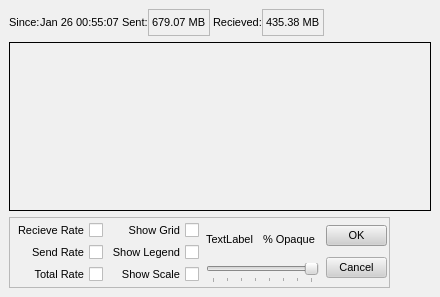
Above: src/gui/bwgraph/bwgraph.ui from a-ilin/vidalia before the change. Below: the same form after it.
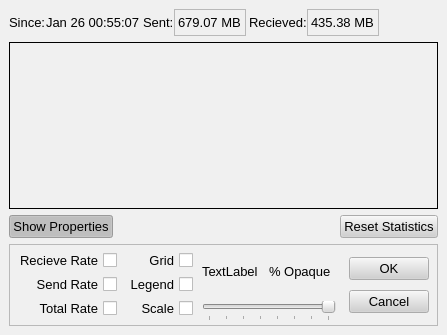
That is the form after the change. Icons and pictures are not drawn.

What changed in the file:
```diff
--- a/src/gui/bwgraph/bwgraph.ui
+++ b/src/gui/bwgraph/bwgraph.ui
@@ -8,8 +8,8 @@
    <rect>
     <x>0</x>
     <y>0</y>
-    <width>440</width>
-    <height>297</height>
+    <width>445</width>
+    <height>335</height>
    </rect>
   </property>
   <property name="palette" >
@@ -297,14 +297,14 @@
   <property name="windowIcon" >
    <iconset resource="..\res\vidalia.qrc" >:/images/tor_logo16.png</iconset>
   </property>
-  <layout class="QVBoxLayout" >
+  <layout class="QGridLayout" >
    <property name="margin" >
     <number>9</number>
    </property>
    <property name="spacing" >
     <number>6</number>
    </property>
-   <item>
+   <item row="0" column="0" >
     <layout class="QHBoxLayout" >
      <property name="margin" >
       <number>0</number>
@@ -339,7 +339,7 @@
            <property name="font" >
             <font>
              <family>Arial</family>
-             <pointsize>8</pointsize>
+             <pointsize>10</pointsize>
              <weight>50</weight>
              <italic>false</italic>
              <bold>false</bold>
@@ -348,7 +348,7 @@
             </font>
            </property>
            <property name="text" >
-            <string>&lt;html>&lt;head>&lt;meta name="qrichtext" content="1" />&lt;/head>&lt;body style=" white-space: pre-wrap; font-family:Arial; font-size:8pt; font-weight:400; font-style:normal; text-decoration:none;">&lt;p style=" margin-top:0px; margin-bottom:0px; margin-left:0px; margin-right:0px; -qt-block-indent:0; text-indent:0px; font-size:10pt;">&lt;span style=" font-size:8pt;">Since:&lt;/span>&lt;/p>&lt;/body>&lt;/html></string>
+            <string>&lt;html>&lt;head>&lt;meta name="qrichtext" content="1" />&lt;/head>&lt;body style=" white-space: pre-wrap; font-family:Arial; font-size:10pt; font-weight:400; font-style:normal; text-decoration:none;">&lt;p style=" margin-top:0px; margin-bottom:0px; margin-left:0px; margin-right:0px; -qt-block-indent:0; text-indent:0px;">Since:&lt;/p>&lt;/body>&lt;/html></string>
            </property>
           </widget>
          </item>
@@ -363,7 +363,7 @@
            <property name="font" >
             <font>
              <family>Arial</family>
-             <pointsize>8</pointsize>
+             <pointsize>10</pointsize>
              <weight>50</weight>
              <italic>false</italic>
              <bold>false</bold>
@@ -372,7 +372,7 @@
             </font>
            </property>
            <property name="text" >
-            <string>&lt;html>&lt;head>&lt;meta name="qrichtext" content="1" />&lt;/head>&lt;body style=" white-space: pre-wrap; font-family:Arial; font-size:8pt; font-weight:400; font-style:normal; text-decoration:none;">&lt;p style=" margin-top:0px; margin-bottom:0px; margin-left:0px; margin-right:0px; -qt-block-indent:0; text-indent:0px; font-size:10pt;">&lt;span style=" font-size:8pt;">Jan 26 00:55:07&lt;/span>&lt;/p>&lt;/body>&lt;/html></string>
+            <string>&lt;html>&lt;head>&lt;meta name="qrichtext" content="1" />&lt;/head>&lt;body style=" white-space: pre-wrap; font-family:Arial; font-size:10pt; font-weight:400; font-style:normal; text-decoration:none;">&lt;p style=" margin-top:0px; margin-bottom:0px; margin-left:0px; margin-right:0px; -qt-block-indent:0; text-indent:0px;">Jan 26 00:55:07&lt;/p>&lt;/body>&lt;/html></string>
            </property>
           </widget>
          </item>
@@ -397,7 +397,7 @@
            <property name="font" >
             <font>
              <family>Arial</family>
-             <pointsize>8</pointsize>
+             <pointsize>10</pointsize>
              <weight>50</weight>
              <italic>false</italic>
              <bold>false</bold>
@@ -406,7 +406,7 @@
             </font>
            </property>
            <property name="text" >
-            <string>&lt;html>&lt;head>&lt;meta name="qrichtext" content="1" />&lt;/head>&lt;body style=" white-space: pre-wrap; font-family:Arial; font-size:8pt; font-weight:400; font-style:normal; text-decoration:none;">&lt;p style=" margin-top:0px; margin-bottom:0px; margin-left:0px; margin-right:0px; -qt-block-indent:0; text-indent:0px; font-size:10pt;">&lt;span style=" font-size:8pt;">Sent:&lt;/span>&lt;/p>&lt;/body>&lt;/html></string>
+            <string>&lt;html>&lt;head>&lt;meta name="qrichtext" content="1" />&lt;/head>&lt;body style=" white-space: pre-wrap; font-family:Arial; font-size:8pt; font-weight:400; font-style:normal; text-decoration:none;">&lt;p style=" margin-top:0px; margin-bottom:0px; margin-left:0px; margin-right:0px; -qt-block-indent:0; text-indent:0px; font-size:10pt;">Sent:&lt;/p>&lt;/body>&lt;/html></string>
            </property>
           </widget>
          </item>
@@ -421,7 +421,7 @@
            <property name="font" >
             <font>
              <family>Arial</family>
-             <pointsize>8</pointsize>
+             <pointsize>10</pointsize>
              <weight>50</weight>
              <italic>false</italic>
              <bold>false</bold>
@@ -439,7 +439,7 @@
             <enum>QFrame::Plain</enum>
            </property>
            <property name="text" >
-            <string>&lt;html>&lt;head>&lt;meta name="qrichtext" content="1" />&lt;/head>&lt;body style=" white-space: pre-wrap; font-family:Arial; font-size:8pt; font-weight:400; font-style:normal; text-decoration:none;">&lt;p style=" margin-top:0px; margin-bottom:0px; margin-left:0px; margin-right:0px; -qt-block-indent:0; text-indent:0px; font-size:10pt;">&lt;span style=" font-size:8pt;">679.07 MB&lt;/span>&lt;/p>&lt;/body>&lt;/html></string>
+            <string>&lt;html>&lt;head>&lt;meta name="qrichtext" content="1" />&lt;/head>&lt;body style=" white-space: pre-wrap; font-family:Arial; font-size:8pt; font-weight:400; font-style:normal; text-decoration:none;">&lt;p style=" margin-top:0px; margin-bottom:0px; margin-left:0px; margin-right:0px; -qt-block-indent:0; text-indent:0px; font-size:10pt;">679.07 MB&lt;/p>&lt;/body>&lt;/html></string>
            </property>
            <property name="scaledContents" >
             <bool>false</bool>
@@ -467,7 +467,7 @@
            <property name="font" >
             <font>
              <family>Arial</family>
-             <pointsize>8</pointsize>
+             <pointsize>10</pointsize>
              <weight>50</weight>
              <italic>false</italic>
              <bold>false</bold>
@@ -476,7 +476,7 @@
             </font>
            </property>
            <property name="text" >
-            <string>&lt;html>&lt;head>&lt;meta name="qrichtext" content="1" />&lt;/head>&lt;body style=" white-space: pre-wrap; font-family:Arial; font-size:8pt; font-weight:400; font-style:normal; text-decoration:none;">&lt;p style=" margin-top:0px; margin-bottom:0px; margin-left:0px; margin-right:0px; -qt-block-indent:0; text-indent:0px; font-size:10pt;">&lt;span style=" font-size:8pt;">Recieved:&lt;/span>&lt;/p>&lt;/body>&lt;/html></string>
+            <string>&lt;html>&lt;head>&lt;meta name="qrichtext" content="1" />&lt;/head>&lt;body style=" white-space: pre-wrap; font-family:Arial; font-size:8pt; font-weight:400; font-style:normal; text-decoration:none;">&lt;p style=" margin-top:0px; margin-bottom:0px; margin-left:0px; margin-right:0px; -qt-block-indent:0; text-indent:0px; font-size:10pt;">Recieved:&lt;/p>&lt;/body>&lt;/html></string>
            </property>
           </widget>
          </item>
@@ -491,7 +491,7 @@
            <property name="font" >
             <font>
              <family>Arial</family>
-             <pointsize>8</pointsize>
+             <pointsize>10</pointsize>
              <weight>50</weight>
              <italic>false</italic>
              <bold>false</bold>
@@ -512,7 +512,7 @@
             <enum>QFrame::Plain</enum>
            </property>
            <property name="text" >
-            <string>&lt;html>&lt;head>&lt;meta name="qrichtext" content="1" />&lt;/head>&lt;body style=" white-space: pre-wrap; font-family:Arial; font-size:10pt; font-weight:400; font-style:normal; text-decoration:none;">&lt;p style=" margin-top:0px; margin-bottom:0px; margin-left:0px; margin-right:0px; -qt-block-indent:0; text-indent:0px;">&lt;span style=" font-size:8pt;">435.38 MB&lt;/span>&lt;/p>&lt;/body>&lt;/html></string>
+            <string>&lt;html>&lt;head>&lt;meta name="qrichtext" content="1" />&lt;/head>&lt;body style=" white-space: pre-wrap; font-family:Arial; font-size:10pt; font-weight:400; font-style:normal; text-decoration:none;">&lt;p style=" margin-top:0px; margin-bottom:0px; margin-left:0px; margin-right:0px; -qt-block-indent:0; text-indent:0px;">435.38 MB&lt;/p>&lt;/body>&lt;/html></string>
            </property>
            <property name="scaledContents" >
             <bool>false</bool>
@@ -538,11 +538,100 @@
      </item>
     </layout>
    </item>
-   <item>
+   <item row="2" column="0" >
+    <layout class="QHBoxLayout" >
+     <property name="margin" >
+      <number>0</number>
+     </property>
+     <property name="spacing" >
+      <number>6</number>
+     </property>
+     <item>
+      <widget class="QPushButton" name="btnProperties" >
+       <property name="maximumSize" >
+        <size>
+         <width>16777215</width>
+         <height>16777215</height>
+        </size>
+       </property>
+       <property name="font" >
+        <font>
+         <family>Arial</family>
+         <pointsize>10</pointsize>
+         <weight>50</weight>
+         <italic>false</italic>
+         <bold>false</bold>
+         <underline>false</underline>
+         <strikeout>false</strikeout>
+        </font>
+       </property>
+       <property name="contextMenuPolicy" >
+        <enum>Qt::NoContextMenu</enum>
+       </property>
+       <property name="toolTip" >
+        <string>Toggles Properties menu</string>
+       </property>
+       <property name="text" >
+        <string>Show Properties</string>
+       </property>
+       <property name="checkable" >
+        <bool>true</bool>
+       </property>
+       <property name="checked" >
+        <bool>true</bool>
+       </property>
+      </widget>
+     </item>
+     <item>
+      <spacer>
+       <property name="orientation" >
+        <enum>Qt::Horizontal</enum>
+       </property>
+       <property name="sizeHint" >
+        <size>
+         <width>211</width>
+         <height>20</height>
+        </size>
+       </property>
+      </spacer>
+     </item>
+     <item>
+      <widget class="QPushButton" name="btnReset" >
+       <property name="maximumSize" >
+        <size>
+         <width>16777215</width>
+         <height>16777215</height>
+        </size>
+       </property>
+       <property name="font" >
+        <font>
+         <family>Arial</family>
+         <pointsize>10</pointsize>
+         <weight>50</weight>
+         <italic>false</italic>
+         <bold>false</bold>
+         <underline>false</underline>
+         <strikeout>false</strikeout>
+        </font>
+       </property>
+       <property name="contextMenuPolicy" >
+        <enum>Qt::NoContextMenu</enum>
+       </property>
+       <property name="toolTip" >
+        <string>Resets the Sent/Recieved Statistics</string>
+       </property>
+       <property name="text" >
+        <string>Reset Statistics</string>
+       </property>
+      </widget>
+     </item>
+    </layout>
+   </item>
+   <item row="1" column="0" >
     <widget class="QFrame" name="grmGraph" >
      <property name="minimumSize" >
       <size>
-       <width>381</width>
+       <width>429</width>
        <height>111</height>
       </size>
      </property>
@@ -568,7 +657,7 @@
      </property>
     </widget>
    </item>
-   <item>
+   <item row="3" column="0" >
     <widget class="QFrame" name="frmProperties" >
      <property name="sizePolicy" >
       <sizepolicy>
@@ -580,14 +669,14 @@
      </property>
      <property name="minimumSize" >
       <size>
-       <width>381</width>
-       <height>71</height>
+       <width>429</width>
+       <height>82</height>
       </size>
      </property>
      <property name="maximumSize" >
       <size>
-       <width>381</width>
-       <height>71</height>
+       <width>429</width>
+       <height>82</height>
       </size>
      </property>
      <property name="contextMenuPolicy" >
@@ -617,7 +706,7 @@
         <item>
          <layout class="QVBoxLayout" >
           <property name="margin" >
-           <number>0</number>
+           <number>2</number>
           </property>
           <property name="spacing" >
            <number>2</number>
@@ -627,7 +716,7 @@
             <property name="font" >
              <font>
               <family>Arial</family>
-              <pointsize>8</pointsize>
+              <pointsize>10</pointsize>
               <weight>50</weight>
               <italic>false</italic>
               <bold>false</bold>
@@ -657,7 +746,7 @@
             <property name="font" >
              <font>
               <family>Arial</family>
-              <pointsize>8</pointsize>
+              <pointsize>10</pointsize>
               <weight>50</weight>
               <italic>false</italic>
               <bold>false</bold>
@@ -687,7 +776,7 @@
             <property name="font" >
              <font>
               <family>Arial</family>
-              <pointsize>8</pointsize>
+              <pointsize>10</pointsize>
               <weight>50</weight>
               <italic>false</italic>
               <bold>false</bold>
@@ -717,7 +806,7 @@
         <item>
          <layout class="QVBoxLayout" >
           <property name="margin" >
-           <number>0</number>
+           <number>2</number>
           </property>
           <property name="spacing" >
            <number>2</number>
@@ -727,7 +816,7 @@
             <property name="font" >
              <font>
               <family>Arial</family>
-              <pointsize>8</pointsize>
+              <pointsize>10</pointsize>
               <weight>50</weight>
               <italic>false</italic>
               <bold>false</bold>
@@ -745,7 +834,7 @@
              <enum>Qt::RightToLeft</enum>
             </property>
             <property name="text" >
-             <string>Show Grid</string>
+             <string>Grid</string>
             </property>
             <property name="checked" >
              <bool>false</bool>
@@ -757,7 +846,7 @@
             <property name="font" >
              <font>
               <family>Arial</family>
-              <pointsize>8</pointsize>
+              <pointsize>10</pointsize>
               <weight>50</weight>
               <italic>false</italic>
               <bold>false</bold>
@@ -775,7 +864,7 @@
              <enum>Qt::RightToLeft</enum>
             </property>
             <property name="text" >
-             <string>Show Legend</string>
+             <string>Legend</string>
             </property>
             <property name="checked" >
              <bool>false</bool>
@@ -787,7 +876,7 @@
             <property name="font" >
              <font>
               <family>Arial</family>
-              <pointsize>8</pointsize>
+              <pointsize>10</pointsize>
               <weight>50</weight>
               <italic>false</italic>
               <bold>false</bold>
@@ -805,7 +894,7 @@
              <enum>Qt::RightToLeft</enum>
             </property>
             <property name="text" >
-             <string>Show Scale</string>
+             <string>Scale</string>
             </property>
             <property name="checked" >
              <bool>false</bool>
@@ -837,7 +926,7 @@
             <property name="font" >
              <font>
               <family>Arial</family>
-              <pointsize>8</pointsize>
+              <pointsize>10</pointsize>
               <weight>50</weight>
               <italic>false</italic>
               <bold>false</bold>
@@ -846,7 +935,7 @@
              </font>
             </property>
             <property name="text" >
-             <string>TextLabel</string>
+             <string>&lt;html>&lt;head>&lt;meta name="qrichtext" content="1" />&lt;/head>&lt;body style=" white-space: pre-wrap; font-family:Arial; font-size:10pt; font-weight:400; font-style:normal; text-decoration:none;">&lt;p style=" margin-top:0px; margin-bottom:0px; margin-left:0px; margin-right:0px; -qt-block-indent:0; text-indent:0px;">TextLabel&lt;/p>&lt;/body>&lt;/html></string>
             </property>
            </widget>
           </item>
@@ -855,7 +944,7 @@
             <property name="font" >
              <font>
               <family>Arial</family>
-              <pointsize>8</pointsize>
+              <pointsize>10</pointsize>
               <weight>50</weight>
               <italic>false</italic>
               <bold>false</bold>
@@ -864,7 +953,7 @@
              </font>
             </property>
             <property name="text" >
-             <string>&lt;html>&lt;head>&lt;meta name="qrichtext" content="1" />&lt;/head>&lt;body style=" white-space: pre-wrap; font-family:Arial; font-size:8pt; font-weight:400; font-style:normal; text-decoration:none;">&lt;p style=" margin-top:0px; margin-bottom:0px; margin-left:0px; margin-right:0px; -qt-block-indent:0; text-indent:0px; font-size:10pt;">&lt;span style=" font-size:8pt;">% Opaque&lt;/span>&lt;/p>&lt;/body>&lt;/html></string>
+             <string>&lt;html>&lt;head>&lt;meta name="qrichtext" content="1" />&lt;/head>&lt;body style=" white-space: pre-wrap; font-family:Arial; font-size:10pt; font-weight:400; font-style:normal; text-decoration:none;">&lt;p style=" margin-top:0px; margin-bottom:0px; margin-left:0px; margin-right:0px; -qt-block-indent:0; text-indent:0px;">% Opaque&lt;/p>&lt;/body>&lt;/html></string>
             </property>
            </widget>
           </item>
@@ -912,7 +1001,7 @@
       <item>
        <layout class="QVBoxLayout" >
         <property name="margin" >
-         <number>0</number>
+         <number>6</number>
         </property>
         <property name="spacing" >
          <number>6</number>
@@ -921,14 +1010,14 @@
          <widget class="QPushButton" name="btnOK" >
           <property name="maximumSize" >
            <size>
-            <width>61</width>
-            <height>21</height>
+            <width>16777215</width>
+            <height>16777215</height>
            </size>
           </property>
           <property name="font" >
            <font>
             <family>Arial</family>
-            <pointsize>8</pointsize>
+            <pointsize>10</pointsize>
             <weight>50</weight>
             <italic>false</italic>
             <bold>false</bold>
@@ -948,14 +1037,14 @@
          <widget class="QPushButton" name="btnCancel" >
           <property name="maximumSize" >
            <size>
-            <width>61</width>
-            <height>21</height>
+            <width>16777215</width>
+            <height>16777215</height>
            </size>
           </property>
           <property name="font" >
            <font>
             <family>Arial</family>
-            <pointsize>8</pointsize>
+            <pointsize>10</pointsize>
             <weight>50</weight>
             <italic>false</italic>
             <bold>false</bold>
```
Left out of the diff: 21 changed lines with no effect on the pictures.
